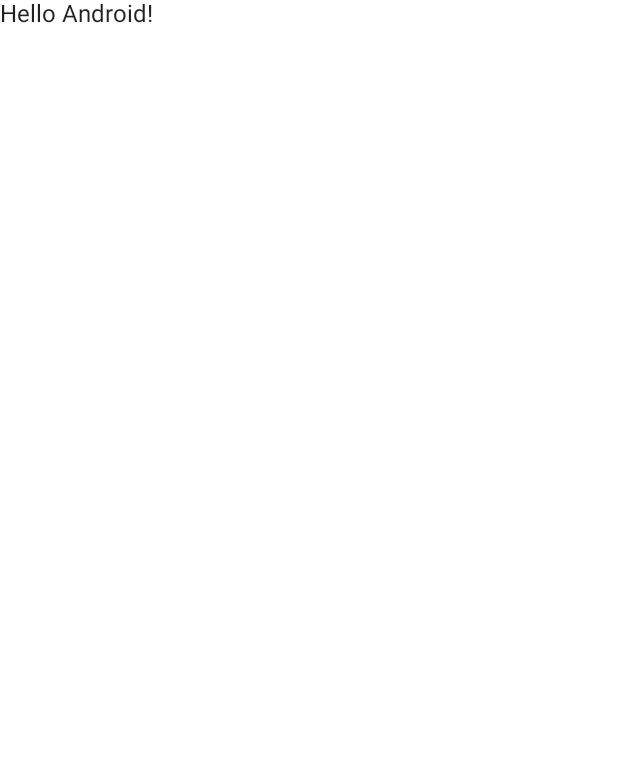
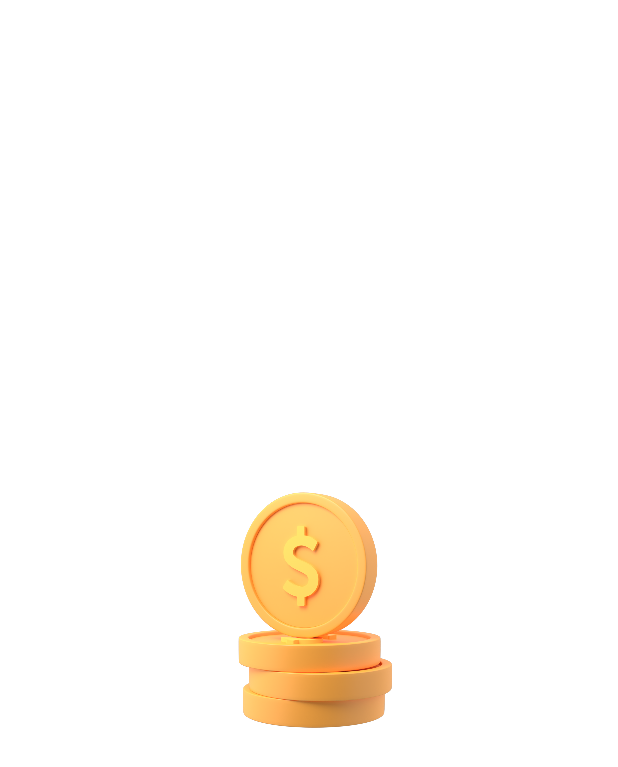
Before and after one commit to aliounebfam/MoneyCo-App, an Android app built with Jetpack Compose: the first screen one second after launch (MainActivity), on a phone screen of 412 x 824 dp. Before the commit the part shown is almost empty. Shown: the top 767 px of the screen. Run offline under Robolectric (Android 15) with nearby library versions, the phone set to English and light mode, and no system bars.

Commit message:
Splash Screen fonctionnel

```diff
--- a/app/build.gradle
+++ b/app/build.gradle
@@ -58,10 +58,13 @@ dependencies {
     implementation 'androidx.lifecycle:lifecycle-runtime-ktx:2.4.0'
     implementation 'androidx.activity:activity-compose:1.4.0'
 
-    // Dépendance 'Lottie files' pour les animations
+    // Dépendance Navigation pour jetpack compose
+    implementation "androidx.navigation:navigation-compose:2.4.0-beta02"
+
+    // Dépendance 'Lottie files' pour les animations dans jetpack compose
     implementation "com.airbnb.android:lottie-compose:$lottieVersion"
 
-    // Dépendance Material Icons
+    // Dépendance Material Icons pour jetpack compose
     implementation "androidx.compose.material:material-icons-extended:$compose_version"
 
     testImplementation 'junit:junit:4.+'
--- a/app/src/main/java/com/example/moneyco/MainActivity.kt
+++ b/app/src/main/java/com/example/moneyco/MainActivity.kt
@@ -8,31 +8,25 @@ import androidx.compose.material.Surface
 import androidx.compose.material.Text
 import androidx.compose.runtime.Composable
 import androidx.compose.ui.tooling.preview.Preview
+import androidx.navigation.NavController
+import androidx.navigation.NavHostController
+import androidx.navigation.compose.rememberNavController
+import com.example.moneyco.navigation.nav_graph.SetupNavGraph
+import com.example.moneyco.screens.SplashScreen
+import com.example.moneyco.screens.SplashScreenView
 import com.example.moneyco.ui.theme.MoneyCoTheme
 
 class MainActivity : ComponentActivity() {
+
+    lateinit var navController: NavHostController
+
     override fun onCreate(savedInstanceState: Bundle?) {
         super.onCreate(savedInstanceState)
         setContent {
             MoneyCoTheme {
-                // A surface container using the 'background' color from the theme
-                Surface(color = MaterialTheme.colors.background) {
-                    Greeting("Android")
-                }
+                navController =  rememberNavController()
+                SetupNavGraph(navController = navController)
             }
         }
     }
 }
-
-@Composable
-fun Greeting(name: String) {
-    Text(text = "Hello $name!")
-}
-
-@Preview(showBackground = true)
-@Composable
-fun DefaultPreview() {
-    MoneyCoTheme {
-        Greeting("Android")
-    }
-}
--- /dev/null
+++ b/app/src/main/java/com/example/moneyco/navigation/Screen.kt
@@ -0,0 +1,10 @@
+package com.example.moneyco.navigation
+
+const val ROOT_ROUTE = "root"
+const val HOME_ROUTE = "home"
+const val AUTH_ROUTE = "auth"
+
+sealed class Screen(val route : String){
+    object Splash : Screen(route = "splash_screen")
+    object Home : Screen(route = "home_screen")
+}
--- /dev/null
+++ b/app/src/main/java/com/example/moneyco/navigation/nav_graph/MainNavGraph.kt
@@ -0,0 +1,26 @@
+package com.example.moneyco.navigation.nav_graph
+
+import androidx.navigation.NavController
+import androidx.navigation.NavGraphBuilder
+import androidx.navigation.NavHostController
+import androidx.navigation.compose.composable
+import androidx.navigation.navigation
+import com.example.moneyco.navigation.HOME_ROUTE
+import com.example.moneyco.navigation.Screen
+import com.example.moneyco.screens.HomeScreen
+import com.example.moneyco.screens.SplashScreen
+
+fun NavGraphBuilder.mainNavGraph(
+    navController: NavHostController
+){
+    navigation(
+        startDestination = Screen.Home.route,
+        route = HOME_ROUTE
+    ){
+        composable(
+            route = Screen.Home.route
+        ) {
+            HomeScreen(navController = navController)
+        }
+    }
+}
--- /dev/null
+++ b/app/src/main/java/com/example/moneyco/navigation/nav_graph/NavGraph.kt
@@ -0,0 +1,25 @@
+package com.example.moneyco.navigation.nav_graph
+
+import androidx.compose.runtime.Composable
+import androidx.navigation.NavHostController
+import androidx.navigation.compose.NavHost
+import androidx.navigation.compose.composable
+import com.example.moneyco.navigation.ROOT_ROUTE
+import com.example.moneyco.navigation.Screen
+import com.example.moneyco.screens.SplashScreen
+
+@Composable
+fun SetupNavGraph(navController: NavHostController) {
+    NavHost(
+        navController = navController,
+        startDestination = Screen.Splash.route,
+        route = ROOT_ROUTE
+    ) {
+        composable(
+            route = Screen.Splash.route
+        ) {
+            SplashScreen(navController = navController)
+        }
+        mainNavGraph(navController = navController)
+    }
+}
--- /dev/null
+++ b/app/src/main/java/com/example/moneyco/screens/HomeScreen.kt
@@ -0,0 +1,23 @@
+package com.example.moneyco.screens
+
+import androidx.compose.foundation.layout.Box
+import androidx.compose.foundation.layout.fillMaxSize
+import androidx.compose.material.Text
+import androidx.compose.runtime.Composable
+import androidx.compose.ui.Modifier
+import androidx.compose.ui.tooling.preview.Preview
+import androidx.navigation.NavController
+import androidx.navigation.compose.rememberNavController
+
+@Composable
+fun HomeScreen(navController: NavController) {
+    Box(modifier = Modifier.fillMaxSize()) {
+        Text(text = "Home Screen")
+    }
+}
+
+@Preview(showBackground = true)
+@Composable
+fun HomeScreenPreview() {
+    HomeScreen(navController = rememberNavController())
+}
--- /dev/null
+++ b/app/src/main/java/com/example/moneyco/screens/SplashScreen.kt
@@ -0,0 +1,70 @@
+package com.example.moneyco.screens
+
+import androidx.compose.animation.core.tween
+import androidx.compose.foundation.Image
+import androidx.compose.foundation.layout.Box
+import androidx.compose.foundation.layout.fillMaxSize
+import androidx.compose.foundation.layout.padding
+import androidx.compose.runtime.Composable
+import androidx.compose.runtime.LaunchedEffect
+import androidx.compose.runtime.remember
+import androidx.compose.ui.Alignment
+import androidx.compose.ui.Modifier
+import androidx.compose.ui.draw.scale
+import androidx.compose.ui.res.painterResource
+import androidx.compose.ui.tooling.preview.Preview
+import androidx.compose.ui.unit.dp
+import androidx.navigation.NavController
+import androidx.navigation.compose.rememberNavController
+import com.example.moneyco.R
+import com.example.moneyco.navigation.HOME_ROUTE
+import com.example.moneyco.navigation.Screen
+import kotlinx.coroutines.delay
+
+@Composable
+fun SplashScreen(navController: NavController) {
+
+    val scale = remember {
+        androidx.compose.animation.core.Animatable(0f)
+    }
+    LaunchedEffect(key1 = true) {
+        scale.animateTo(
+            targetValue = 0.8f,
+            animationSpec = tween(
+                durationMillis = 600,
+                easing = {
+                    android.view.animation.OvershootInterpolator(4f).getInterpolation(it)
+                }
+            )
+        )
+        delay(2000L)
+        navController.navigate(HOME_ROUTE) {
+            popUpTo(Screen.Splash.route) {
+                inclusive = true
+            }
+        }
+    }
+
+
+    Box(
+        contentAlignment = Alignment.Center,
+        modifier = Modifier.fillMaxSize()
+
+    ) {
+        Image(
+            painter = painterResource(id = R.drawable.moneyco_icon),
+            contentDescription = R.string.icon_moneyco.toString(),
+            modifier = Modifier
+                .fillMaxSize()
+                .padding(95.dp)
+                .scale(scale.value)
+        )
+    }
+}
+
+
+@Preview(showBackground = true)
+@Composable
+fun SplashScreenView() {
+    SplashScreen(navController = rememberNavController())
+}
--- a/app/src/main/res/values/strings.xml
+++ b/app/src/main/res/values/strings.xml
@@ -1,3 +1,4 @@
 <resources>
     <string name="app_name">MoneyCo</string>
+    <string name="icon_moneyco">Icone de MoneyCo</string>
 </resources>
```
Also changed, not shown: app/src/main/res/drawable/moneyco_icon.png (added).
